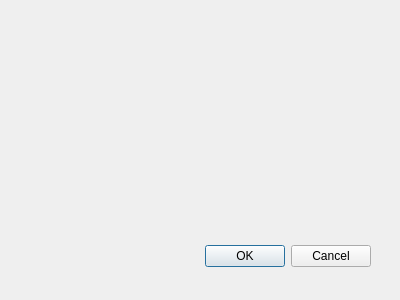
Old version of the form plugin_ign_dialog_base.ui in the repository AlejandroGBS/plugin_ign.
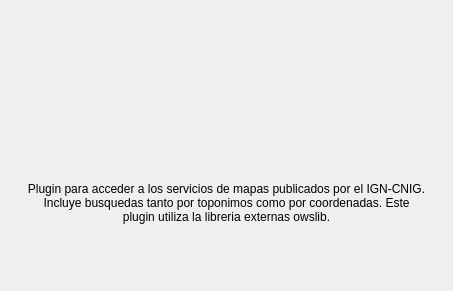
New version of the form. Icons and pictures are not drawn.

Commit message: autoajuste de ventana de acerca de...

What changed in the file:
```diff
--- a/plugin_ign_dialog_base.ui
+++ b/plugin_ign_dialog_base.ui
@@ -1,31 +1,74 @@
 <ui version="4.0" >
  <class>PluginIGNDialogBase</class>
- <widget class="QDialog" name="PluginIGNDialogBase" >
-  <property name="geometry" >
+ <widget class="QDialog" name="PluginIGNDialogBase">
+  <property name="geometry">
    <rect>
     <x>0</x>
     <y>0</y>
-    <width>400</width>
-    <height>300</height>
+    <width>453</width>
+    <height>291</height>
    </rect>
   </property>
-  <property name="windowTitle" >
+  <property name="minimumSize">
+   <size>
+    <width>309</width>
+    <height>188</height>
+   </size>
+  </property>
+  <property name="maximumSize">
+   <size>
+    <width>453</width>
+    <height>291</height>
+   </size>
+  </property>
+  <property name="windowTitle">
    <string>Plugin IGN </string>
   </property>
-  <widget class="QDialogButtonBox" name="button_box" >
-   <property name="geometry" >
+  <widget class="QLabel" name="label_banner">
+   <property name="geometry">
     <rect>
-     <x>30</x>
-     <y>240</y>
-     <width>341</width>
-     <height>32</height>
+     <x>0</x>
+     <y>0</y>
+     <width>451</width>
+     <height>101</height>
     </rect>
    </property>
-   <property name="orientation" >
-    <enum>Qt::Horizontal</enum>
+   <property name="frameShadow">
+    <enum>QFrame::Sunken</enum>
    </property>
-   <property name="standardButtons" >
-    <set>QDialogButtonBox::Cancel|QDialogButtonBox::Ok</set>
+   <property name="text">
+    <string notr="true"/>
+   </property>
+   <property name="pixmap">
+    <pixmap resource="resources.qrc">:/plugins/plugin_ign/images/cnig-logo.png</pixmap>
+   </property>
+   <property name="scaledContents">
+    <bool>true</bool>
+   </property>
+   <property name="wordWrap">
+    <bool>true</bool>
+   </property>
+  </widget>
+  <widget class="QLabel" name="label_info">
+   <property name="geometry">
+    <rect>
+     <x>26</x>
+     <y>122</y>
+     <width>401</width>
+     <height>161</height>
+    </rect>
+   </property>
+   <property name="text">
+    <string>Plugin para acceder a los servicios de mapas publicados por el IGN-CNIG. Incluye busquedas tanto por toponimos como por coordenadas. Este plugin utiliza la libreria externas owslib.</string>
+   </property>
+   <property name="scaledContents">
+    <bool>true</bool>
+   </property>
+   <property name="alignment">
+    <set>Qt::AlignCenter</set>
+   </property>
+   <property name="wordWrap">
+    <bool>true</bool>
    </property>
   </widget>
  </widget>
```
Left out of the diff: 39 changed lines with no effect on the pictures. The commit also changes 1 other file.
